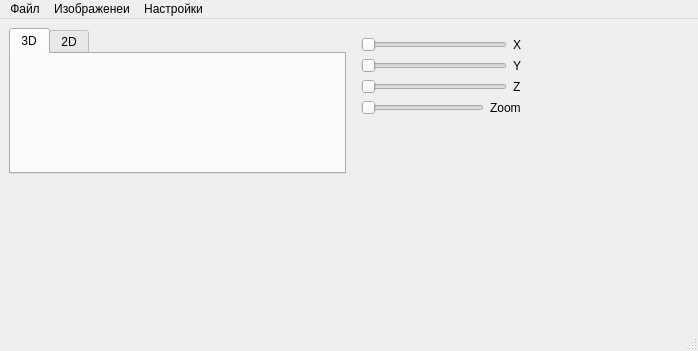
Old version of the form window.ui in the repository Confucij/corodtest.
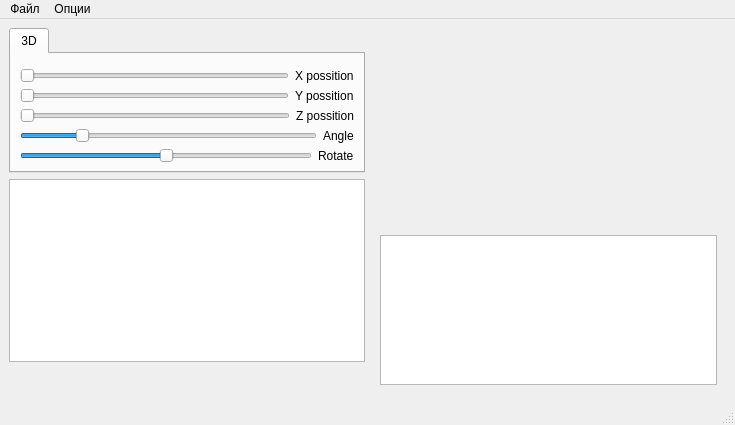
New version of the form. Icons and pictures are not drawn. Custom widgets are drawn as their Qt base class.

Diff of the .ui file:
```diff
--- a/window.ui
+++ b/window.ui
@@ -6,16 +6,24 @@
    <rect>
     <x>0</x>
     <y>0</y>
-    <width>698</width>
-    <height>351</height>
+    <width>735</width>
+    <height>425</height>
    </rect>
   </property>
+  <property name="maximumSize">
+   <size>
+    <width>1200</width>
+    <height>1000</height>
+   </size>
+  </property>
   <property name="windowTitle">
    <string>MainWindow</string>
   </property>
   <widget class="QWidget" name="centralwidget">
-   <layout class="QGridLayout" name="gridLayout_2">
-    <item row="0" column="0">
+   <layout class="QHBoxLayout" name="horizontalLayout">
+    <item>
+     <layout class="QVBoxLayout" name="verticalLayout_2">
+      <item>
      <widget class="QTabWidget" name="graphic_tab">
       <property name="enabled">
        <bool>true</bool>
@@ -50,36 +58,7 @@
           </item>
          </layout>
         </item>
-       </layout>
-      </widget>
-      <widget class="QWidget" name="tab">
-       <attribute name="title">
-        <string>2D</string>
-       </attribute>
-       <widget class="QWidget" name="verticalLayoutWidget_2">
-        <property name="geometry">
-         <rect>
-          <x>9</x>
-          <y>9</y>
-          <width>321</width>
-          <height>241</height>
-         </rect>
-        </property>
-        <layout class="QVBoxLayout" name="tab2d_layout"/>
-       </widget>
-      </widget>
-     </widget>
-    </item>
-    <item row="0" column="1">
-     <widget class="QStackedWidget" name="control_stack">
-      <property name="currentIndex">
-       <number>0</number>
-      </property>
-      <widget class="QWidget" name="page">
-       <layout class="QHBoxLayout" name="horizontalLayout_6">
-        <item>
-         <layout class="QGridLayout" name="gridLayout_3">
-          <item row="0" column="0">
+          <item row="1" column="0">
            <layout class="QVBoxLayout" name="verticalLayout">
             <item>
              <layout class="QHBoxLayout" name="horizontalLayout_2">
@@ -91,8 +70,11 @@
                   <height>16777215</height>
                  </size>
                 </property>
+                <property name="minimum">
+                 <number>0</number>
+                </property>
                 <property name="maximum">
-                 <number>360</number>
+                 <number>1000</number>
                 </property>
                 <property name="orientation">
                  <enum>Qt::Horizontal</enum>
@@ -102,7 +84,7 @@
               <item>
                <widget class="QLabel" name="label">
                 <property name="text">
-                 <string>X</string>
+                 <string>X possition</string>
                 </property>
                </widget>
               </item>
@@ -118,8 +100,11 @@
                   <height>16777215</height>
                  </size>
                 </property>
+                <property name="minimum">
+                 <number>0</number>
+                </property>
                 <property name="maximum">
-                 <number>360</number>
+                 <number>300</number>
                 </property>
                 <property name="orientation">
                  <enum>Qt::Horizontal</enum>
@@ -129,7 +114,7 @@
               <item>
                <widget class="QLabel" name="label_2">
                 <property name="text">
-                 <string>Y</string>
+                 <string>Y possition</string>
                 </property>
                </widget>
               </item>
@@ -145,8 +130,11 @@
                   <height>16777215</height>
                  </size>
                 </property>
+                <property name="minimum">
+                 <number>0</number>
+                </property>
                 <property name="maximum">
-                 <number>360</number>
+                 <number>4000</number>
                 </property>
                 <property name="orientation">
                  <enum>Qt::Horizontal</enum>
@@ -156,7 +144,31 @@
               <item>
                <widget class="QLabel" name="label_3">
                 <property name="text">
-                 <string>Z</string>
+                 <string>Z possition</string>
+                </property>
+               </widget>
+              </item>
+             </layout>
+            </item>
+            <item>
+             <layout class="QHBoxLayout" name="horizontalLayout_7">
+              <item>
+               <widget class="QSlider" name="angleSlider">
+                <property name="maximum">
+                 <number>255</number>
+                </property>
+                <property name="value">
+                 <number>50</number>
+                </property>
+                <property name="orientation">
+                 <enum>Qt::Horizontal</enum>
+                </property>
+               </widget>
+              </item>
+              <item>
+               <widget class="QLabel" name="label_5">
+                <property name="text">
+                 <string>Angle</string>
                 </property>
                </widget>
               </item>
@@ -166,14 +178,11 @@
              <layout class="QHBoxLayout" name="horizontalLayout_5">
               <item>
                <widget class="QSlider" name="zoomSlider">
-                <property name="maximumSize">
-                 <size>
-                  <width>500</width>
-                  <height>16777215</height>
-                 </size>
+                <property name="minimum">
+                 <number>-180</number>
                 </property>
                 <property name="maximum">
-                 <number>100</number>
+                 <number>180</number>
                 </property>
                 <property name="orientation">
                  <enum>Qt::Horizontal</enum>
@@ -183,7 +192,7 @@
               <item>
                <widget class="QLabel" name="label_4">
                 <property name="text">
-                 <string>Zoom</string>
+                 <string>Rotate</string>
                 </property>
                </widget>
               </item>
@@ -191,7 +200,30 @@
             </item>
            </layout>
           </item>
-          <item row="1" column="0">
+         </layout>
+        </widget>
+       </widget>
+      </item>
+      <item>
+       <widget class="QListWidget" name="itemsList">
+        <property name="maximumSize">
+         <size>
+          <width>500</width>
+          <height>16777215</height>
+         </size>
+        </property>
+        <property name="flow">
+         <enum>QListView::TopToBottom</enum>
+        </property>
+        <property name="resizeMode">
+         <enum>QListView::Adjust</enum>
+        </property>
+        <property name="viewMode">
+         <enum>QListView::IconMode</enum>
+        </property>
+       </widget>
+      </item>
+      <item>
            <spacer name="verticalSpacer">
             <property name="orientation">
              <enum>Qt::Vertical</enum>
@@ -204,44 +236,62 @@
             </property>
            </spacer>
           </item>
-          <item row="0" column="1">
-           <spacer name="horizontalSpacer">
-            <property name="orientation">
-             <enum>Qt::Horizontal</enum>
-            </property>
-            <property name="sizeType">
-             <enum>QSizePolicy::MinimumExpanding</enum>
-            </property>
-            <property name="sizeHint" stdset="0">
+     </layout>
+    </item>
+    <item>
+     <layout class="QHBoxLayout" name="horizontalLayout_6">
+      <item>
+       <widget class="QStackedWidget" name="control_stack">
+        <property name="maximumSize">
+         <size>
+          <width>1000</width>
+          <height>500</height>
+         </size>
+        </property>
+        <property name="currentIndex">
+         <number>0</number>
+        </property>
+        <widget class="QWidget" name="page">
+         <layout class="QVBoxLayout" name="verticalLayout_4">
+          <item>
+           <widget class="QWidget" name="widget" native="true">
+            <property name="maximumSize">
              <size>
-              <width>10</width>
-              <height>20</height>
+              <width>500</width>
+              <height>500</height>
              </size>
             </property>
-           </spacer>
-          </item>
-         </layout>
-        </item>
-       </layout>
-      </widget>
-      <widget class="QWidget" name="page_2"/>
-     </widget>
-    </item>
-    <item row="1" column="0">
+           </widget>
+          </item>
+          <item>
      <spacer name="verticalSpacer_2">
       <property name="orientation">
        <enum>Qt::Vertical</enum>
       </property>
-      <property name="sizeType">
-       <enum>QSizePolicy::MinimumExpanding</enum>
-      </property>
       <property name="sizeHint" stdset="0">
        <size>
         <width>20</width>
-        <height>20</height>
+              <height>40</height>
        </size>
       </property>
      </spacer>
+          </item>
+          <item>
+           <widget class="QListWidget" name="listLog">
+            <property name="maximumSize">
+             <size>
+              <width>5000</width>
+              <height>150</height>
+             </size>
+            </property>
+           </widget>
+          </item>
+         </layout>
+        </widget>
+        <widget class="QWidget" name="page_2"/>
+       </widget>
+      </item>
+     </layout>
     </item>
    </layout>
   </widget>
@@ -250,7 +300,7 @@
     <rect>
      <x>0</x>
      <y>0</y>
-     <width>698</width>
+     <width>735</width>
      <height>25</height>
     </rect>
    </property>
@@ -264,18 +314,12 @@
     <addaction name="separator"/>
     <addaction name="action_Exit"/>
    </widget>
-   <widget class="QMenu" name="menu_2">
-    <property name="title">
-     <string>Изображенеи</string>
-    </property>
-   </widget>
    <widget class="QMenu" name="menu_3">
     <property name="title">
-     <string>Настройки</string>
+     <string>Опции</string>
     </property>
    </widget>
    <addaction name="menu"/>
-   <addaction name="menu_2"/>
    <addaction name="menu_3"/>
   </widget>
   <widget class="QStatusBar" name="statusbar"/>
```
Left out of the diff: 32 changed lines with no effect on the pictures. Lines whose indentation alone changed are shown as unchanged.
